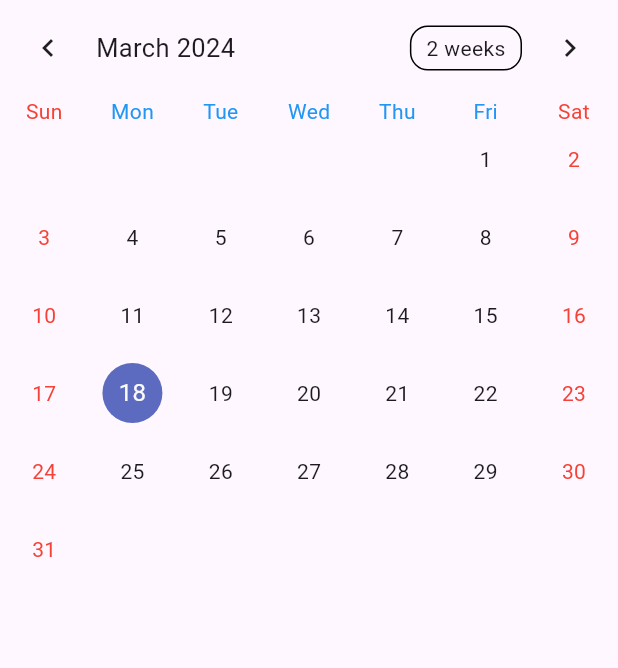
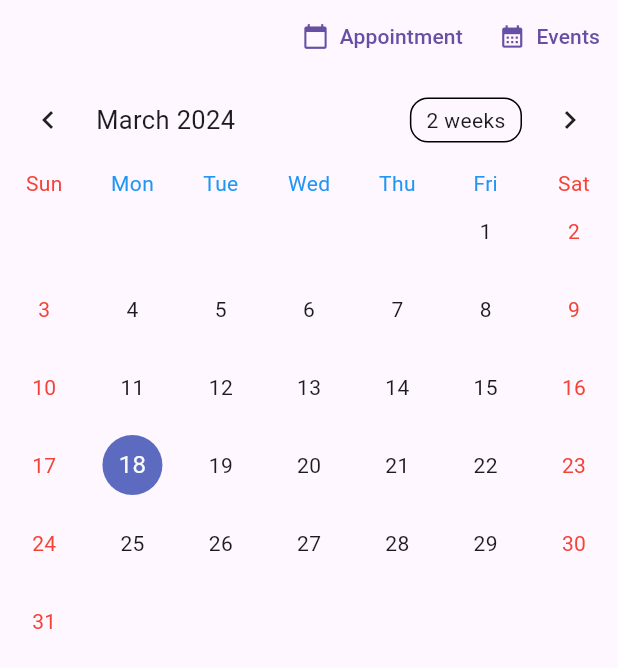
Before and after one commit to argietut/church-tap, a Flutter app: the CustomCalendar screen opened directly, on a phone screen of 412 x 824 dp. Shown: the top 668 px of the screen. Run offline on Flutter 3.47's test engine with Material 3 defaults, Android fonts, the phone set to English and light mode, and no system bars; drawn by our look-alikes of table_calendar; our stand-ins replace cloud_firestore, firebase_auth, firebase_core, flutter_map, geolocator, get and 2 more; missing offline and left inert: flutter_map_location_marker, flutter_map_marker_popup; accounts and stored records are empty.

Commit message:
Added Buttons on Calendar.dart

```diff
--- a/lib/FRONT_END/widgets/Calendar.dart
+++ b/lib/FRONT_END/widgets/Calendar.dart
@@ -1,3 +1,5 @@
+import 'package:bethel_app_final/FRONT_END/widgets/add_events.dart';
+import 'package:flutter/cupertino.dart';
 import 'package:flutter/material.dart';
 import 'package:get/get.dart';
 import 'package:intl/intl.dart';
@@ -16,13 +18,16 @@ class _CustomCalendarState extends State<CustomCalendar> {
   DateTime _selectedDay = DateTime.now();
   DateTime _focusedDay = DateTime.now();
   CalendarFormat _calendarFormat = CalendarFormat.month;
-
+  int currentYear = DateTime.now().year;
   @override
   Widget build(BuildContext context) {
+    OutlinedButton(onPressed: () {
+
+    }, child: const Text("Hello World"));
     _tableCalendar = TableCalendar(
       focusedDay: _focusedDay,
-      firstDay: DateTime.utc(2010, 10, 16),
-      lastDay: DateTime.utc(2030, 3, 14),
+      firstDay: DateTime.utc(currentYear, 1, 1),
+      lastDay: DateTime.utc(currentYear + 10, 1, 1),
       selectedDayPredicate: (day) {
         return isSameDay(_selectedDay, day);
       },
@@ -51,7 +56,6 @@ class _CustomCalendarState extends State<CustomCalendar> {
         dowBuilder: (context, day) {
           final red = DateFormat.E().format(day);
           final blue = DateFormat.E().format(day);
-
         if(day.weekday == DateTime.sunday || day.weekday == DateTime.saturday){
           return Center(
             child: Text(
@@ -84,10 +88,25 @@ return member(context);
 
   Widget admin(BuildContext context) {
     return Scaffold(
-      body: _tableCalendar,);
+      body: ListView(children: [_tableCalendar],)
+      ,);
   }
 
 Widget member(BuildContext context){
-  return Scaffold(body: _tableCalendar,);
+  return Scaffold(
+    body: ListView(children: [Row(children: [AppointmentMakerButton(),EventMakerButton()],mainAxisAlignment: MainAxisAlignment.end,),_tableCalendar],)
+    ,);
+}
+Widget AppointmentMakerButton(){
+    return TextButton(onPressed: () {
+      Navigator.push(context, MaterialPageRoute(builder: (context) => AddEvent(),));
+    }, child: Row(children: [Icon(Icons.calendar_today),Text("  Appointment")],
+      mainAxisAlignment: MainAxisAlignment.center,),
+    );
+}
+Widget EventMakerButton(){
+    return TextButton(onPressed: () {
+
+    }, child: Row(children: [Icon(Icons.calendar_month),Text("  Events")],mainAxisAlignment: MainAxisAlignment.center,));
 }
 }
```
Also changed, not shown: lib/BACK_END/Services/Functions/Users.dart (+22 -0 lines), lib/FRONT_END/widgets/add_events.dart (added, +10 -0 lines), pubspec.lock.
